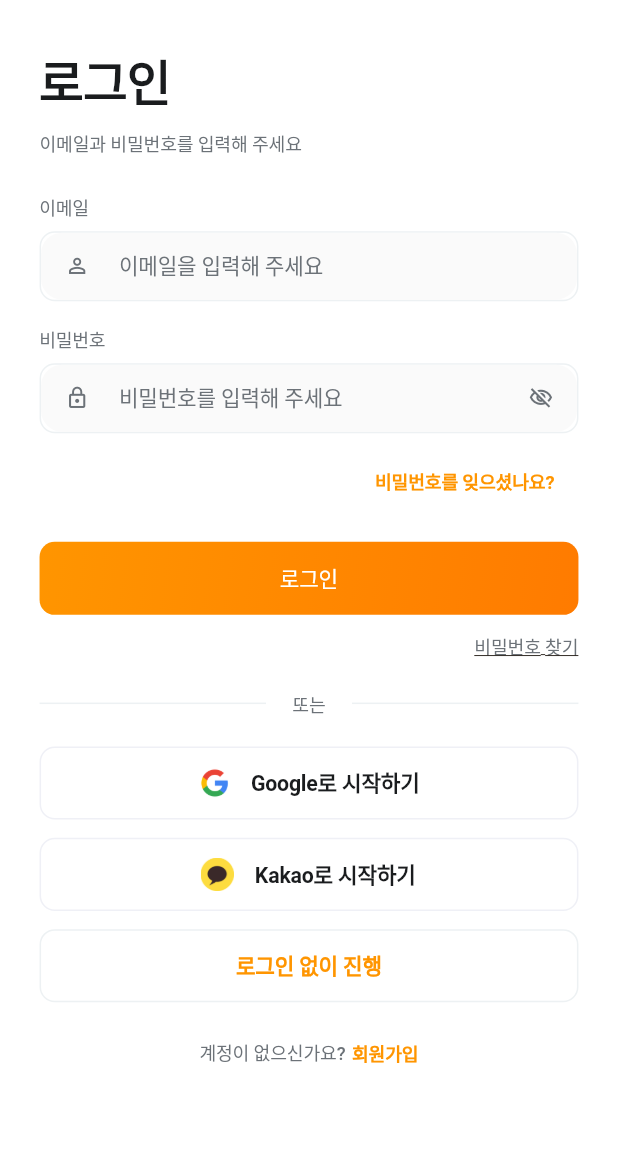
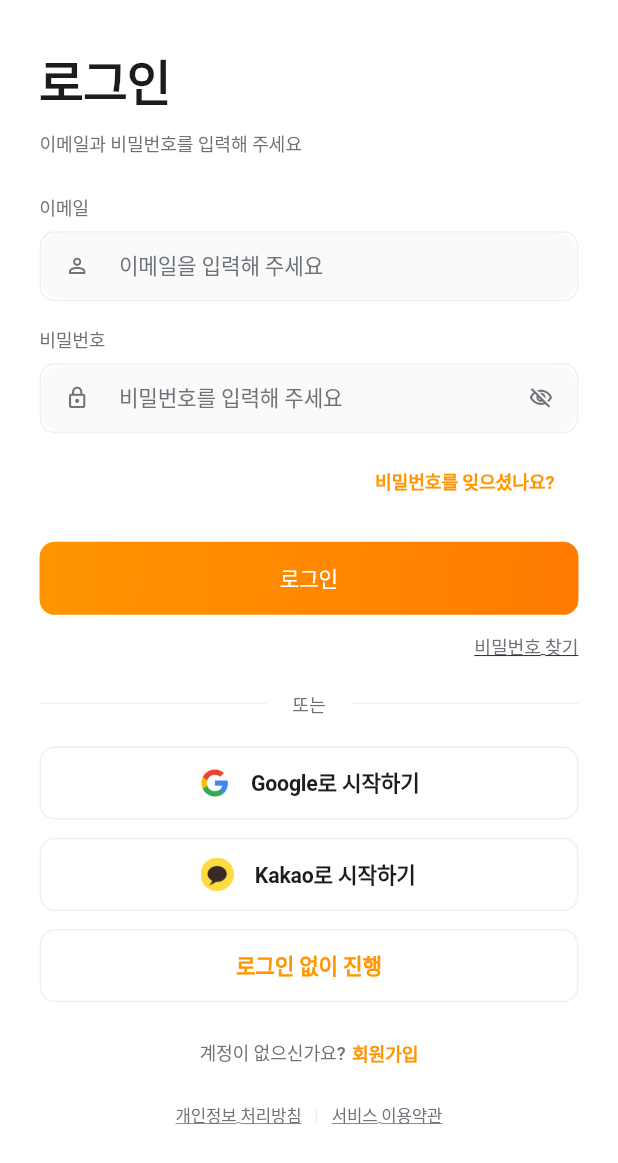
Before and after one commit to ggorockee/ojeomneo, a Flutter app: the screen it shows after launch, on a phone screen of 412 x 824 dp. Shown: the top 1163 px of the screen. Run offline on Flutter 3.47's test engine with Material 3 defaults, Android fonts, the phone set to English and light mode, and no system bars; our stand-ins replace cached_network_image, device_info_plus, firebase_auth, firebase_core, flutter_colorpicker, flutter_dotenv and 7 more; missing offline and left inert: kakao_flutter_sdk, kakao_flutter_sdk_common; accounts and stored records are empty; Roboto replaces fonts that are missing (Pretendard).

Commit message:
feat(mobile): 로그인 화면에 개인정보 처리방침 및 이용약관 링크 추가
앱스토어 심사 요구사항 대응

```diff
--- a/mobile/lib/screens/login_screen.dart
+++ b/mobile/lib/screens/login_screen.dart
@@ -1,6 +1,7 @@
 import 'package:flutter/material.dart';
 import 'package:flutter_screenutil/flutter_screenutil.dart';
 import 'dart:io';
+import 'package:url_launcher/url_launcher.dart';
 
 import '../config/app_theme.dart';
 import '../services/auth_service.dart';
@@ -147,6 +148,18 @@ class _LoginScreenState extends State<LoginScreen> {
     );
   }
 
+  /// URL 열기
+  Future<void> _openUrl(String url) async {
+    final uri = Uri.parse(url);
+    if (await canLaunchUrl(uri)) {
+      await launchUrl(uri, mode: LaunchMode.externalApplication);
+    } else {
+      if (mounted) {
+        _showMessage('링크를 열 수 없습니다.');
+      }
+    }
+  }
+
   @override
   Widget build(BuildContext context) {
     return Scaffold(
@@ -234,6 +247,11 @@ class _LoginScreenState extends State<LoginScreen> {
 
                       // 회원가입 링크
                       _buildSignUpLink(),
+
+                      SizedBox(height: 24.h),
+
+                      // 개인정보 처리방침 및 이용약관
+                      _buildPolicyLinks(),
 
                       SizedBox(height: 32.h),
                     ],
@@ -677,4 +695,55 @@ class _LoginScreenState extends State<LoginScreen> {
       ),
     );
   }
+
+  // 개인정보 처리방침 및 이용약관 링크
+  Widget _buildPolicyLinks() {
+    return Center(
+      child: Row(
+        mainAxisSize: MainAxisSize.min,
+        children: [
+          GestureDetector(
+            onTap: () => _openUrl('https://ojeomneo.com/privacy'),
+            child: Text(
+              '개인정보 처리방침',
+              style: TextStyle(
+                fontSize: 11.sp,
+                fontWeight: FontWeight.w500,
+                color: const Color(0xFF6C7278),
+                letterSpacing: -0.11,
+                decoration: TextDecoration.underline,
+                decorationColor: const Color(0xFF6C7278),
+              ),
+            ),
+          ),
+          Padding(
+            padding: EdgeInsets.symmetric(horizontal: 8.w),
+            child: Text(
+              '|',
+              style: TextStyle(
+                fontSize: 11.sp,
+                fontWeight: FontWeight.w400,
+                color: const Color(0xFFEDF1F3),
+                letterSpacing: -0.11,
+              ),
+            ),
+          ),
+          GestureDetector(
+            onTap: () => _openUrl('https://ojeomneo.com/terms'),
+            child: Text(
+              '서비스 이용약관',
+              style: TextStyle(
+                fontSize: 11.sp,
+                fontWeight: FontWeight.w500,
+                color: const Color(0xFF6C7278),
+                letterSpacing: -0.11,
+                decoration: TextDecoration.underline,
+                decorationColor: const Color(0xFF6C7278),
+              ),
+            ),
+          ),
+        ],
+      ),
+    );
+  }
 }
```
